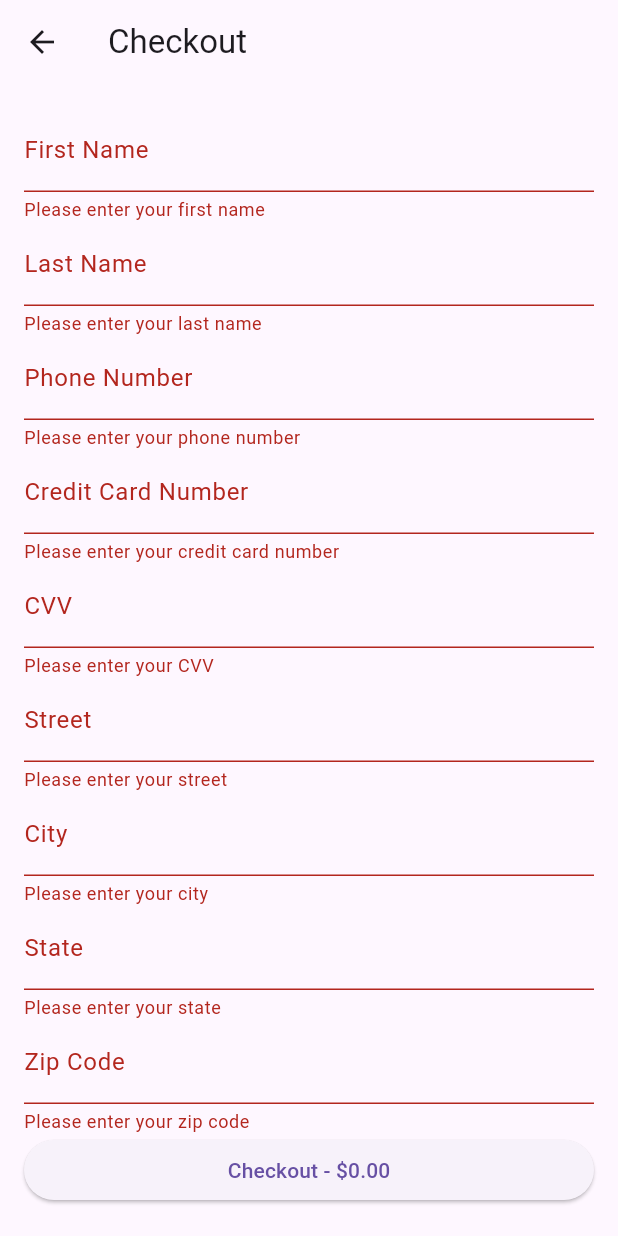
After one commit to suresh466/flutterprjgroup7, a Flutter app: the CheckoutScreen screen opened directly, after a tap on an icon or button, on a phone screen of 412 x 824 dp. The commit adds this screen. Run offline on Flutter 3.47's test engine with Material 3 defaults, Android fonts, the phone set to English and light mode, and no system bars.

Commit message:
add checkout screen

```diff
--- a/lib/cart_screen.dart
+++ b/lib/cart_screen.dart
@@ -1,5 +1,6 @@
 // cart_screen.dart
 import 'package:flutter/material.dart';
+import 'checkout_screen.dart';
 import 'main.dart'; // Import main.dart to access cartItems
 import 'products_screen.dart';
 import 'detail_screen.dart';
@@ -51,6 +52,15 @@ class _CartScreenState extends State<CartScreen> {
               ),
             ),
           ),
+          ElevatedButton( // Use ElevatedButton if you're using Flutter 2.0.0 or above
+            child: Text('Go to Checkout'),
+            onPressed: () {
+              Navigator.push(
+                context,
+                MaterialPageRoute(builder: (context) => CheckoutScreen()),
+              );
+            },
+          ),
         ],
       ),
       bottomNavigationBar: BottomNavigationBar(
--- /dev/null
+++ b/lib/checkout_screen.dart
@@ -0,0 +1,181 @@
+import 'package:flutter/material.dart';
+import 'package:flutter/services.dart';
+
+import 'main.dart';
+
+class CheckoutScreen extends StatefulWidget {
+  @override
+  _CheckoutScreenState createState() => _CheckoutScreenState();
+}
+
+class _CheckoutScreenState extends State<CheckoutScreen> {
+  final _formKey = GlobalKey<FormState>();
+  final _firstNameController = TextEditingController();
+  final _lastNameController = TextEditingController();
+  final _phoneNumberController = TextEditingController();
+  final _creditCardNumberController = TextEditingController();
+  final _cvvController = TextEditingController();
+  final _streetController = TextEditingController();
+  final _cityController = TextEditingController();
+  final _stateController = TextEditingController();
+  final _zipController = TextEditingController();
+
+  @override
+  Widget build(BuildContext context) {
+    double totalPrice = 0;
+    cartItems.forEach((item) {
+      totalPrice += item.price;
+    });
+    return Scaffold(
+      appBar: AppBar(
+        title: Text('Checkout'),
+      ),
+      body: Form(
+        key: _formKey,
+        child: ListView(
+          padding: EdgeInsets.all(16.0),
+          children: <Widget>[
+            TextFormField(
+              controller: _firstNameController,
+              decoration: InputDecoration(labelText: 'First Name'),
+              validator: (value) {
+                if (value == null || value.isEmpty) {
+                  return 'Please enter your first name';
+                }
+                if (!RegExp(r'^[a-zA-Z ]+$').hasMatch(value)) {
+                  return 'Invalid first name. Only alphabets and spaces are allowed.';
+                }
+                return null;
+              },
+            ),
+            TextFormField(
+              controller: _lastNameController,
+              decoration: InputDecoration(labelText: 'Last Name'),
+              validator: (value) {
+                if (value == null || value.isEmpty) {
+                  return 'Please enter your last name';
+                }
+                if (!RegExp(r'^[a-zA-Z]+$').hasMatch(value)) {
+                  return 'Invalid last name. Only alphabets are allowed.';
+                }
+                return null;
+              },
+            ),
+            TextFormField(
+              controller: _phoneNumberController,
+              decoration: InputDecoration(labelText: 'Phone Number'),
+              keyboardType: TextInputType.phone,
+              inputFormatters: [FilteringTextInputFormatter.digitsOnly],
+              validator: (value) {
+                if (value == null || value.isEmpty) {
+                  return 'Please enter your phone number';
+                }
+                if (!RegExp(r'^[0-9]{10}$').hasMatch(value)) {
+                  return 'Invalid phone number. Please enter a 10-digit number.';
+                }
+                return null;
+              },
+            ),
+            TextFormField(
+              controller: _creditCardNumberController,
+              decoration: InputDecoration(labelText: 'Credit Card Number'),
+              keyboardType: TextInputType.number,
+              inputFormatters: [FilteringTextInputFormatter.digitsOnly],
+              validator: (value) {
+                if (value == null || value.isEmpty) {
+                  return 'Please enter your credit card number';
+                }
+                if (!RegExp(r'^[0-9]{16}$').hasMatch(value)) {
+                  return 'Invalid credit card number. Please enter a 16-digit number.';
+                }
+                return null;
+              },
+            ),
+            TextFormField(
+              controller: _cvvController,
+              decoration: InputDecoration(labelText: 'CVV'),
+              keyboardType: TextInputType.number,
+              inputFormatters: [FilteringTextInputFormatter.digitsOnly],
+              validator: (value) {
+                if (value == null || value.isEmpty) {
+                  return 'Please enter your CVV';
+                }
+                if (!RegExp(r'^[0-9]{3}$').hasMatch(value)) {
+                  return 'Invalid CVV. Please enter a 3-digit number.';
+                }
+                return null;
+              },
+            ),
+            TextFormField(
+              controller: _streetController,
+              decoration: InputDecoration(labelText: 'Street'),
+              validator: (value) {
+                if (value == null || value.isEmpty) {
+                  return 'Please enter your street';
+                }
+                if (!RegExp(r'^[a-zA-Z0-9 ]+$').hasMatch(value)) {
+                  return 'Invalid street name. Only numbers, letters, and spaces are allowed.';
+                }
+                return null;
+              },
+            ),
+            TextFormField(
+              controller: _cityController,
+              decoration: InputDecoration(labelText: 'City'),
+              validator: (value) {
+                if (value == null || value.isEmpty) {
+                  return 'Please enter your city';
+                }
+                if (!RegExp(r'^[a-zA-Z ]+$').hasMatch(value)) {
+                  return 'Invalid city name. Only alphabets and spaces are allowed.';
+                }
+                return null;
+              },
+            ),
+            TextFormField(
+              controller: _stateController,
+              decoration: InputDecoration(labelText: 'State'),
+              validator: (value) {
+                if (value == null || value.isEmpty) {
+                  return 'Please enter your state';
+                }
+                if (!RegExp(r'^[a-zA-Z ]+$').hasMatch(value)) {
+                  return 'Invalid state name. Only alphabets and spaces are allowed.';
+                }
+                return null;
+              },
+            ),
+            TextFormField(
+              controller: _zipController,
+              decoration: InputDecoration(labelText: 'Zip Code'),
+              validator: (value) {
+                if (value == null || value.isEmpty) {
+                  return 'Please enter your zip code';
+                }
+                if (!RegExp(r'^[a-zA-Z0-9]{5,6}$').hasMatch(value)) {
+                  return 'Invalid postal code. Please enter a valid code with 5 or 6 characters.';
+                }
+                return null;
+              },
+            ),
+            ElevatedButton(
+              onPressed: () {
+                if (_formKey.currentState!.validate()) {
+                  ScaffoldMessenger.of(context).showSnackBar(
+                    SnackBar(content: Text('Order placed successfully')),
+                  );
+                  cartItems.clear(); // Clear the cart items
+                  Navigator.pushReplacement(
+                    context,
+                    MaterialPageRoute(builder: (context) => MyHomePage()),
+                  );
+                }
+              },
+              child: Text('Checkout - \$${totalPrice.toStringAsFixed(2)}'),
+            ),
+          ],
+        ),
+      ),
+    );
+  }
+}
```
